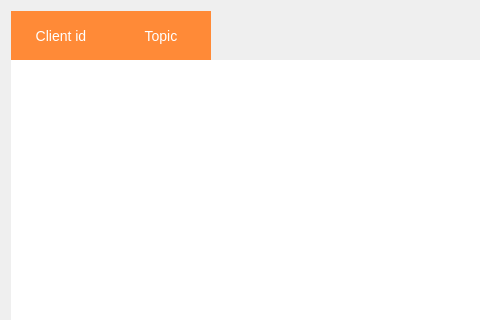
First picture: the form in UI/EMQ_Topic_Get.ui, repository PeterH0323/MQTT_Assistant, before the edit; both pictures show x 0 to 480 and y 0 to 320 of the 881 by 743 pixel window.
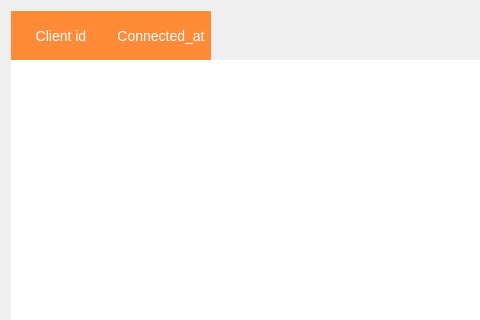
Second picture: the form after the edit. Icons and pictures are not drawn.

Patch:
```diff
--- a/UI/EMQ_Topic_Get.ui
+++ b/UI/EMQ_Topic_Get.ui
@@ -86,7 +86,7 @@
      </column>
      <column>
       <property name="text">
-       <string>Topic</string>
+       <string>Connected_at</string>
       </property>
      </column>
     </widget>
```
